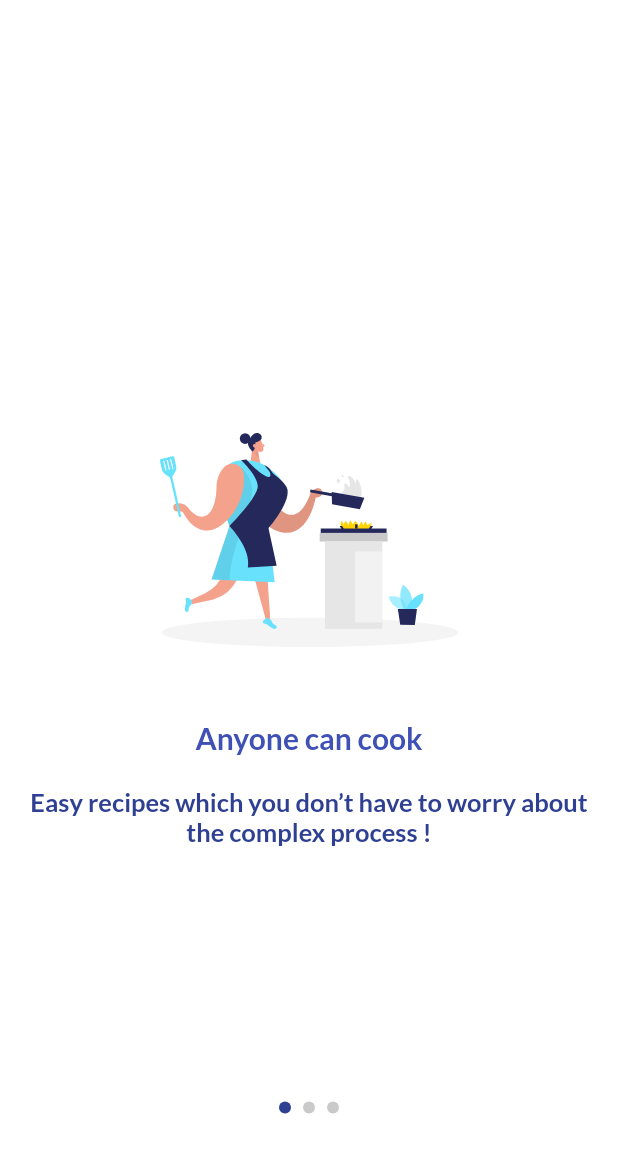
After one commit to Sureka26/Flutter-Firebase-App, a Flutter app: the OnboardingScreen screen opened directly, on a phone screen of 412 x 824 dp. The commit adds this screen. Shown: the top 1153 px of the screen. Run offline on Flutter 3.47's test engine with Material 2 defaults, Android fonts, the phone set to English and light mode, and no system bars; drawn by our look-alikes of smooth_page_indicator; our stand-ins replace firebase_auth, firebase_core, flutter_spinkit, flutter_svg; accounts and stored records are empty.

Commit message:
Done: onboarding screens

```diff
--- a/lib/main.dart
+++ b/lib/main.dart
@@ -1,5 +1,6 @@
 import 'package:flutter/material.dart';
 import 'package:flutter_auth_app/home_page.dart';
+import 'package:flutter_auth_app/src/onboarding/onboarding_screen.dart';
 import 'package:flutter_auth_app/src/utils/screens/loading.dart';
 import 'package:flutter_auth_app/src/authentication/screens/login.dart';
 import 'package:flutter_auth_app/main_page.dart';
--- /dev/null
+++ b/lib/src/onboarding/onboard1.dart
@@ -0,0 +1,48 @@
+import 'package:flutter/material.dart';
+import 'package:flutter_svg/flutter_svg.dart';
+
+class OnBoardPage1 extends StatelessWidget {
+  const OnBoardPage1({Key? key}) : super(key: key);
+
+  @override
+  Widget build(BuildContext context) {
+    return Container(
+      color: Colors.white,
+      padding: const EdgeInsets.symmetric(horizontal: 20.0),
+      child: Column(
+        mainAxisAlignment: MainAxisAlignment.center,
+        children: [
+          SvgPicture.asset(
+            'assets/images/onboard_images/onboard1.svg',
+            height: 200.0,
+          ),
+          const SizedBox(
+            height: 20.0,
+          ),
+          const Text(
+            'Anyone can cook',
+            style: TextStyle(
+              fontSize: 20.0,
+              fontFamily: 'Lato',
+              fontWeight: FontWeight.w800,
+              color: Colors.indigo,
+            ),
+          ),
+          const SizedBox(
+            height: 20.0,
+          ),
+          const Text(
+            'Easy recipes which you don’t have to worry about the complex process !',
+            textAlign: TextAlign.center,
+            style: TextStyle(
+              fontSize: 17.0,
+              fontFamily: 'Lato',
+              fontWeight: FontWeight.w600,
+              color: Color(0xff2F4093),
+            ),
+          ),
+        ],
+      ),
+    );
+  }
+}
--- /dev/null
+++ b/lib/src/onboarding/onboarding_screen.dart
@@ -0,0 +1,40 @@
+import 'package:flutter/material.dart';
+import 'package:flutter_auth_app/src/onboarding/onboard1.dart';
+import 'package:flutter_auth_app/src/onboarding/onboard2.dart';
+import 'package:flutter_auth_app/src/onboarding/onboard3.dart';
+import 'package:smooth_page_indicator/smooth_page_indicator.dart';
+
+class OnboardingScreen extends StatelessWidget {
+  final PageController _pageController = PageController();
+
+  @override
+  Widget build(BuildContext context) {
+    return Scaffold(
+      body: Stack(
+        children: [
+          PageView(
+            controller: _pageController,
+            children: const [
+              OnBoardPage1(),
+              OnBoardPage2(),
+              OnBoardPage3(),
+            ],
+          ),
+          Container(
+            alignment: const Alignment(0, 0.8),
+            child: SmoothPageIndicator(
+              effect: WormEffect(
+                activeDotColor: const Color(0xff2F4093),
+                dotColor: Colors.grey.shade400.withOpacity(0.8),
+                dotWidth: 8.0,
+                dotHeight: 8.0,
+              ),
+              controller: _pageController,
+              count: 3,
+            ),
+          )
+        ],
+      ),
+    );
+  }
+}
--- a/pubspec.yaml
+++ b/pubspec.yaml
@@ -37,6 +37,8 @@ dependencies:
   firebase_core: ^1.0.3
   firebase_auth: ^1.0.3
   flutter_spinkit: ^5.1.0
+  smooth_page_indicator: ^1.0.0+2
+  flutter_svg: ^1.0.3
 
 dev_dependencies:
   flutter_test:
@@ -63,6 +65,7 @@ flutter:
   # To add assets to your application, add an assets section, like this:
   assets:
     - assets/images/
+    - assets/images/onboard_images/
   #   - images/a_dot_ham.jpeg
 
   # An image asset can refer to one or more resolution-specific "variants", see
```
Also changed, not shown: lib/src/onboarding/onboard2.dart (added, +48 -0 lines), lib/src/onboarding/onboard3.dart (added, +48 -0 lines), assets/images/onboard_images/onboard1.svg (added), assets/images/onboard_images/onboard2.svg (added), assets/images/onboard_images/onboard3.svg (added), pubspec.lock.
